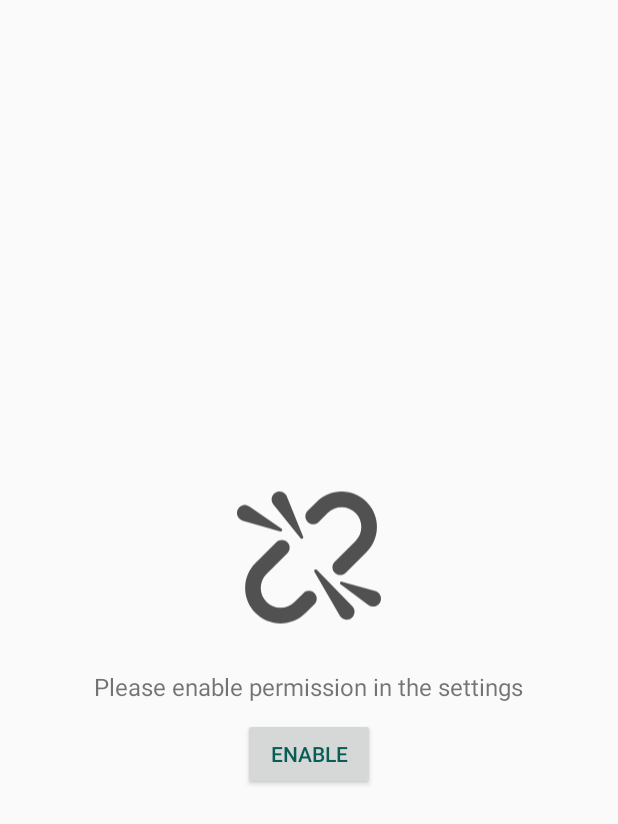
After one commit to ithebk/StatusSaverForWhatsApp, an Android app: the layout activity_permission.xml on its own in the app's theme, with its tools: preview values and no code run, on a phone screen of 412 x 824 dp. The commit adds this screen. Shown: the top 824 px of the screen. Run offline under Robolectric (Android 15) with nearby library versions, the phone set to English and light mode, and no system bars.

Commit message:
Permission fixed

```diff
--- a/app/src/main/AndroidManifest.xml
+++ b/app/src/main/AndroidManifest.xml
@@ -13,13 +13,16 @@
         android:roundIcon="@mipmap/ic_launcher_round"
         android:supportsRtl="true"
         android:theme="@style/AppTheme">
-        <activity android:name="com.ithebk.statussaver.ui.main.MainActivity">
+        <activity android:name=".ui.permission.PermissionActivity">
             <intent-filter>
                 <action android:name="android.intent.action.MAIN" />
 
                 <category android:name="android.intent.category.LAUNCHER" />
             </intent-filter>
         </activity>
+        <activity android:name=".ui.main.MainActivity">
+
+        </activity>
     </application>
 
 </manifest>
--- a/app/src/main/java/com/ithebk/statussaver/ui/main/MainViewModel.kt
+++ b/app/src/main/java/com/ithebk/statussaver/ui/main/MainViewModel.kt
@@ -22,6 +22,7 @@ class MainViewModel(application: Application) : AndroidViewModel(application) {
                     + File.separator + "files")
             val validPath = mainPath.replace(extraPortion, "")
             val statusPath = validPath + "WhatsApp/Media/.Statuses"
+            if(File(statusPath).listFiles()!=null) {
                 val files: MutableList<File> = File(statusPath).listFiles().toMutableList()
                 //files.filter { it.extension == "jpg" }
                 files.sortByDescending { it.lastModified() }
@@ -44,11 +45,10 @@ class MainViewModel(application: Application) : AndroidViewModel(application) {
 
                 }
                 println("Printing size:" + statusList.size)
+                _imageList.postValue(statusList);
+            }
 
 
-            //Saved list
-
-            _imageList.postValue(statusList);
 
         }
     }
--- /dev/null
+++ b/app/src/main/res/drawable/ic_no_connection.xml
@@ -0,0 +1,24 @@
+<vector xmlns:android="http://schemas.android.com/apk/res/android"
+    android:width="64dp"
+    android:height="64dp"
+    android:viewportWidth="64"
+    android:viewportHeight="64">
+  <path
+      android:pathData="M43.124,38.264c-0.712,0 -1.424,-0.272 -1.967,-0.815c-1.086,-1.086 -1.086,-2.847 0,-3.934l7.403,-7.403c2.737,-2.737 2.737,-7.19 0,-9.927c-2.737,-2.737 -7.19,-2.737 -9.927,0l-3.169,3.169c-1.086,1.086 -2.847,1.086 -3.934,0c-1.086,-1.086 -1.086,-2.847 0,-3.934l3.169,-3.169c2.377,-2.376 5.536,-3.685 8.897,-3.685c3.361,0 6.52,1.309 8.897,3.685c4.906,4.906 4.906,12.888 0,17.794l-7.403,7.403C44.548,37.993 43.836,38.264 43.124,38.264z"
+      android:fillColor="#515151"/>
+  <path
+      android:pathData="M21.875,55.454c-3.361,0 -6.52,-1.309 -8.897,-3.685c-2.376,-2.376 -3.685,-5.536 -3.685,-8.897c0,-3.361 1.309,-6.521 3.685,-8.897l7.403,-7.403c1.086,-1.086 2.847,-1.086 3.934,0c1.086,1.086 1.086,2.847 0,3.934l-7.403,7.403c-2.737,2.737 -2.737,7.19 0,9.927c1.326,1.326 3.088,2.056 4.963,2.056c1.875,0 3.637,-0.73 4.963,-2.056l3.169,-3.169c1.086,-1.086 2.847,-1.086 3.934,0c1.086,1.086 1.086,2.847 0,3.934l-3.169,3.169C28.396,54.145 25.236,55.454 21.875,55.454z"
+      android:fillColor="#515151"/>
+  <path
+      android:pathData="M34.763,36.384l12.64,12.953c1.081,1.108 1.06,2.883 -0.048,3.964c-1.108,1.081 -2.883,1.06 -3.964,-0.048c-0.163,-0.167 -0.308,-0.362 -0.421,-0.555l-9.054,-15.67c-0.148,-0.256 -0.06,-0.584 0.196,-0.733C34.328,36.169 34.596,36.213 34.763,36.384z"
+      android:fillColor="#515151"/>
+  <path
+      android:pathData="M43.682,40.592l11.855,3.295c1.505,0.418 2.387,1.978 1.968,3.483c-0.418,1.505 -1.978,2.387 -3.483,1.968c-0.342,-0.095 -0.66,-0.256 -0.929,-0.455l-9.878,-7.336c-0.24,-0.178 -0.29,-0.517 -0.112,-0.757C43.239,40.607 43.473,40.535 43.682,40.592z"
+      android:fillColor="#515151"/>
+  <path
+      android:pathData="M21.797,22.727L8.434,18.895c-1.496,-0.429 -2.362,-1.99 -1.933,-3.486c0.429,-1.496 1.99,-2.362 3.486,-1.933c0.299,0.086 0.582,0.224 0.825,0.39l11.44,7.898c0.245,0.169 0.307,0.505 0.137,0.75C22.255,22.71 22.013,22.788 21.797,22.727z"
+      android:fillColor="#515151"/>
+  <path
+      android:pathData="M29.005,25.121l-9.668,-11.999c-0.974,-1.209 -0.784,-2.979 0.425,-3.953c1.209,-0.974 2.979,-0.784 3.953,0.425c0.174,0.216 0.316,0.463 0.416,0.708l5.791,14.28c0.112,0.275 -0.021,0.589 -0.296,0.701C29.401,25.373 29.151,25.301 29.005,25.121z"
+      android:fillColor="#515151"/>
+</vector>
--- /dev/null
+++ b/app/src/main/res/drawable/ic_share_black_24dp.xml
@@ -0,0 +1,5 @@
+<vector android:height="24dp" android:tint="#FFFFFF"
+    android:viewportHeight="24.0" android:viewportWidth="24.0"
+    android:width="24dp" xmlns:android="http://schemas.android.com/apk/res/android">
+    <path android:fillColor="#FF000000" android:pathData="M18,16.08c-0.76,0 -1.44,0.3 -1.96,0.77L8.91,12.7c0.05,-0.23 0.09,-0.46 0.09,-0.7s-0.04,-0.47 -0.09,-0.7l7.05,-4.11c0.54,0.5 1.25,0.81 2.04,0.81 1.66,0 3,-1.34 3,-3s-1.34,-3 -3,-3 -3,1.34 -3,3c0,0.24 0.04,0.47 0.09,0.7L8.04,9.81C7.5,9.31 6.79,9 6,9c-1.66,0 -3,1.34 -3,3s1.34,3 3,3c0.79,0 1.5,-0.31 2.04,-0.81l7.12,4.16c-0.05,0.21 -0.08,0.43 -0.08,0.65 0,1.61 1.31,2.92 2.92,2.92 1.61,0 2.92,-1.31 2.92,-2.92s-1.31,-2.92 -2.92,-2.92z"/>
+</vector>
--- /dev/null
+++ b/app/src/main/res/layout/activity_permission.xml
@@ -0,0 +1,38 @@
+<?xml version="1.0" encoding="utf-8"?>
+<androidx.constraintlayout.widget.ConstraintLayout xmlns:android="http://schemas.android.com/apk/res/android"
+    xmlns:tools="http://schemas.android.com/tools"
+    android:layout_width="match_parent"
+    android:layout_height="match_parent"
+    android:gravity="center"
+    android:orientation="vertical"
+    tools:context=".ui.permission.PermissionActivity">
+
+    <LinearLayout
+        android:id="@+id/frame_permission_setting"
+        android:layout_width="match_parent"
+        android:layout_height="match_parent"
+        android:gravity="center"
+        android:orientation="vertical"
+        tools:context=".ui.permission.PermissionActivity">
+
+        <ImageView
+            android:layout_width="120dp"
+            android:layout_height="150dp"
+            android:src="@drawable/ic_no_connection" />
+
+        <TextView
+            android:layout_width="wrap_content"
+            android:layout_height="wrap_content"
+            android:text="Please enable permission in the settings"
+            android:textSize="16sp" />
+
+        <Button
+            android:id="@+id/bt_permission_settings"
+            android:layout_marginTop="10dp"
+            style="@style/TextAppearance.AppCompat.Widget.Button.Inverse"
+            android:layout_width="wrap_content"
+            android:layout_height="wrap_content"
+            android:textColor="@color/colorPrimary"
+            android:text="Enable" />
+    </LinearLayout>
+</androidx.constraintlayout.widget.ConstraintLayout>
```
Also changed, not shown: app/src/main/java/com/ithebk/statussaver/ui/main/MainActivity.kt (+14 -4 lines), app/src/main/java/com/ithebk/statussaver/ui/permission/PermissionActivity.kt (added, +76 -0 lines), app/src/main/java/com/ithebk/statussaver/ui/status/StatusFragment.kt (+21 -7 lines), app/src/main/java/com/ithebk/statussaver/util/Utility.kt (added, +28 -0 lines), app/src/main/res/layout/fragment_status.xml (+15 -0 lines), app/src/main/res/layout/status_item_view.xml (+19 -7 lines). Lines whose indentation alone changed are shown as unchanged.
